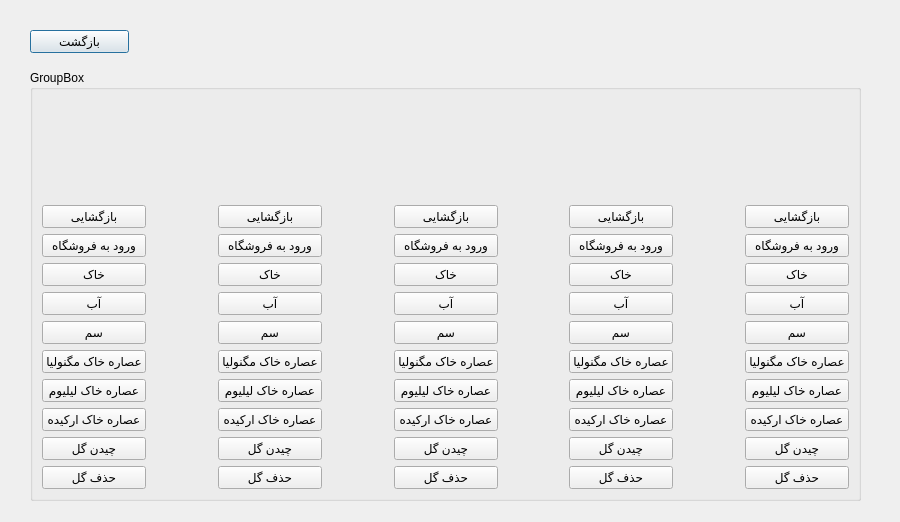
First picture: the form in form/greenHouse.ui, repository mahshid-o/GreenHouse, before the edit.
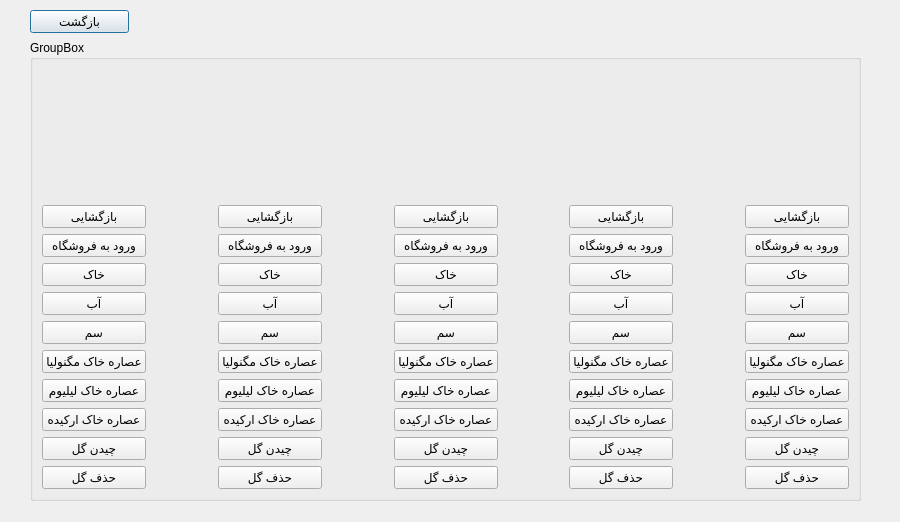
Second picture: the form after the edit. Icons and pictures are not drawn.

```diff
--- a/form/greenHouse.ui
+++ b/form/greenHouse.ui
@@ -32,7 +32,7 @@
    <property name="geometry">
     <rect>
      <x>30</x>
-     <y>30</y>
+     <y>10</y>
      <width>99</width>
      <height>23</height>
     </rect>
@@ -55,9 +55,9 @@
    <property name="geometry">
     <rect>
      <x>30</x>
-     <y>70</y>
+     <y>40</y>
      <width>831</width>
-     <height>431</height>
+     <height>461</height>
     </rect>
    </property>
    <property name="title">
```
